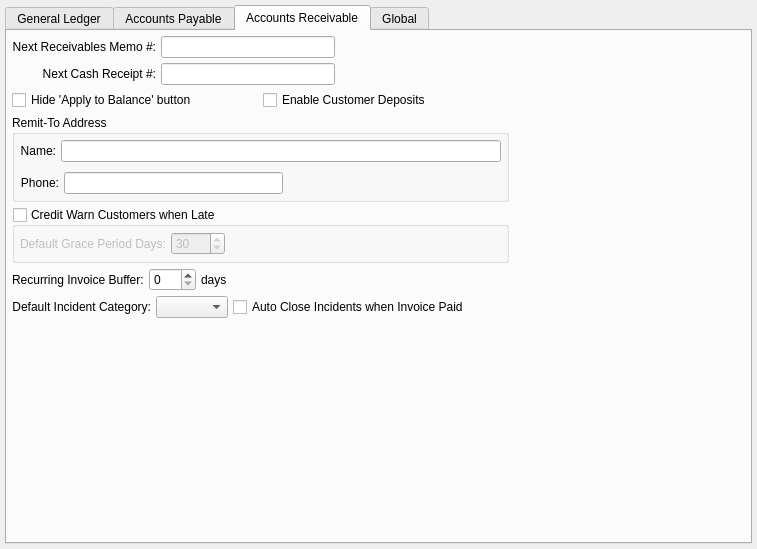
This is guiclient/configureGL.ui in knowhow/xtuple as Qt 5 draws it before an edit. The edited form follows.
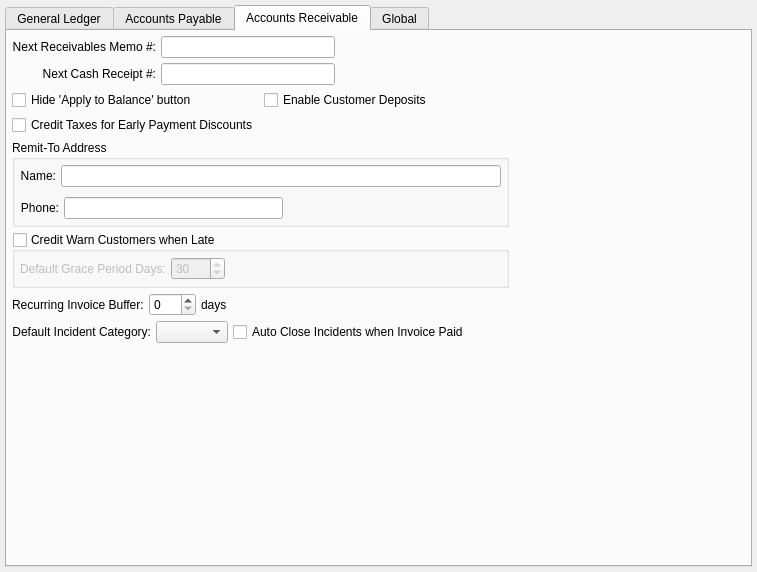
This is the edited form. The open tabs and pages were chosen to show the change. Custom widgets are drawn as their Qt base class.

```diff
--- a/guiclient/configureGL.ui
+++ b/guiclient/configureGL.ui
@@ -14,7 +14,7 @@
     <x>0</x>
     <y>0</y>
     <width>757</width>
-    <height>549</height>
+    <height>572</height>
    </rect>
   </property>
   <property name="windowTitle">
@@ -930,7 +930,7 @@
                </property>
               </widget>
              </item>
-             <item row="2" column="0" colspan="2">
+             <item row="3" column="0" colspan="2">
               <widget class="QGroupBox" name="_remitToGroup">
                <property name="title">
                 <string>Remit-To Address</string>
@@ -1015,7 +1015,7 @@
                </layout>
               </widget>
              </item>
-             <item row="3" column="0" colspan="2">
+             <item row="4" column="0" colspan="2">
               <widget class="QGroupBox" name="_warnLate">
                <property name="title">
                 <string>Credit Warn Customers when Late</string>
@@ -1066,7 +1066,7 @@
                </layout>
               </widget>
              </item>
-             <item row="4" column="0" colspan="2">
+             <item row="5" column="0" colspan="2">
               <layout class="QHBoxLayout">
                <item>
                 <widget class="QLabel" name="_recurringBufferLit">
@@ -1100,7 +1100,7 @@
                </item>
               </layout>
              </item>
-             <item row="5" column="0" colspan="2">
+             <item row="6" column="0" colspan="2">
               <layout class="QHBoxLayout" name="horizontalLayout">
                <item>
                 <widget class="QLabel" name="_incdtCategory_2">
@@ -1144,6 +1144,13 @@
                </item>
               </layout>
              </item>
+             <item row="2" column="0">
+              <widget class="QCheckBox" name="_discountTax">
+               <property name="text">
+                <string>Credit Taxes for Early Payment Discounts</string>
+               </property>
+              </widget>
+             </item>
             </layout>
            </item>
            <item>
```
